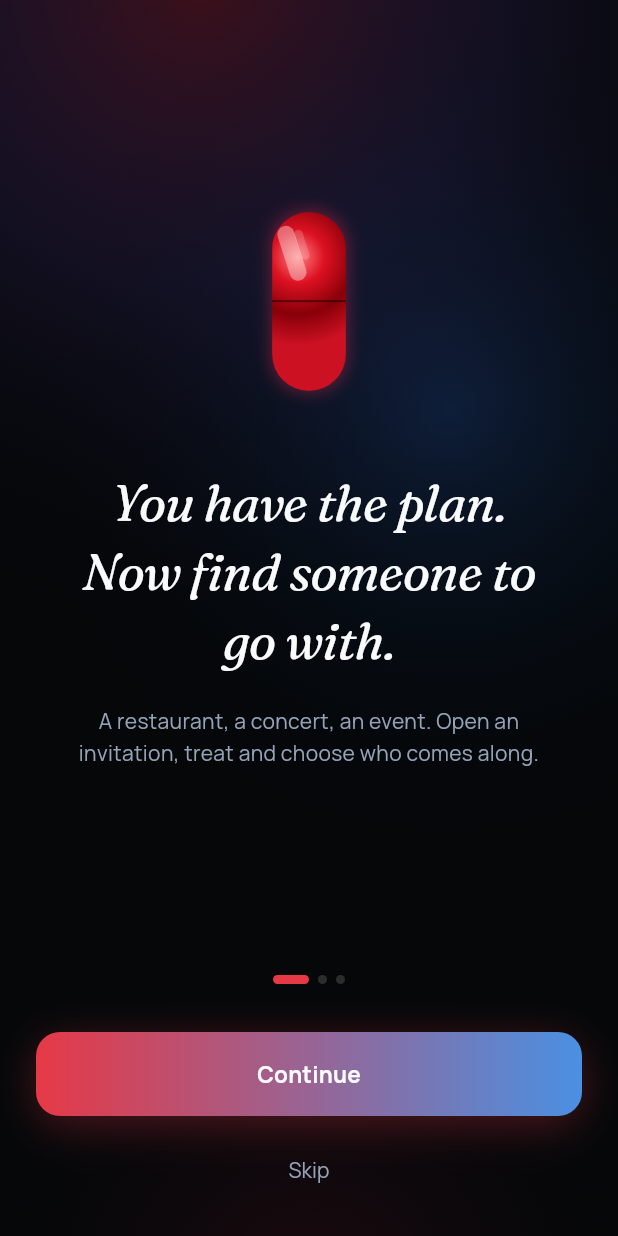
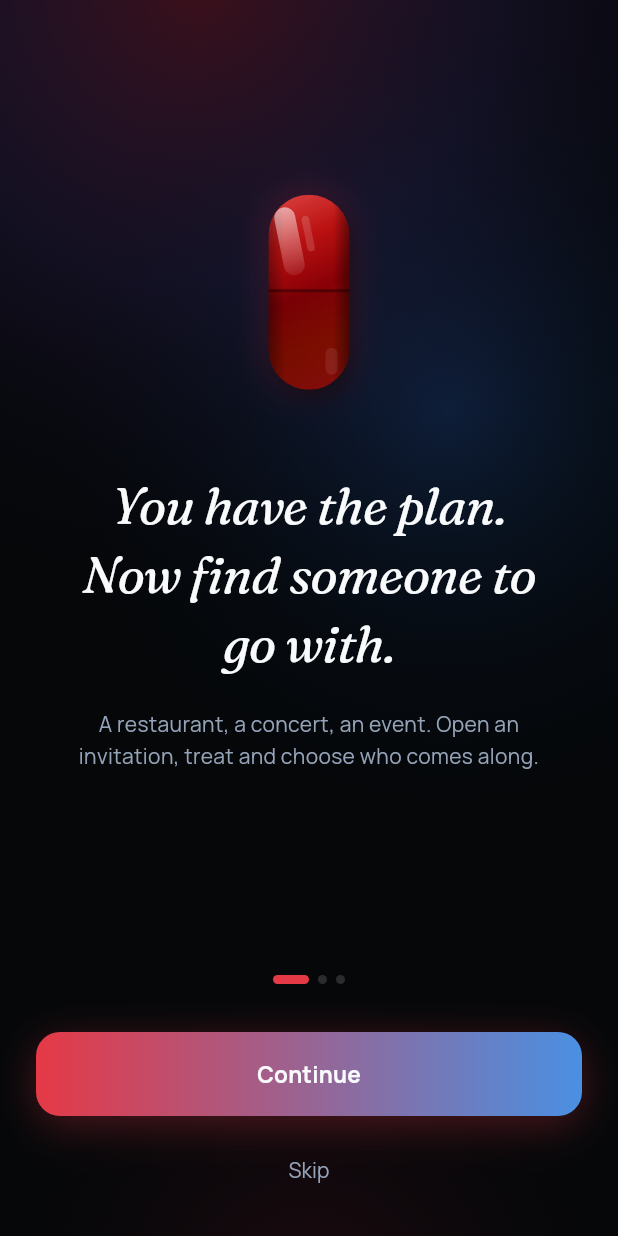
Before and after one commit to Masculinpapion/soulchoice, a Flutter app: the screen it shows after launch, on a phone screen of 412 x 824 dp. Run offline on Flutter 3.47's test engine with Material 3 defaults, Android fonts, the light colour scheme and no system bars; our stand-ins replace cached_network_image, flutter_riverpod, go_router, image_picker, package_info_plus, permission_handler and 4 more; missing offline and left inert: crop_your_image; accounts and stored records are empty.

Commit message:
fix(splash+onboarding): pill gerçekçi 3D görünüm, az glow

```diff
--- a/lib/features/auth/screens/splash_screen.dart
+++ b/lib/features/auth/screens/splash_screen.dart
@@ -85,9 +85,9 @@ class _SplashScreenState extends ConsumerState<SplashScreen>
                   Row(
                     mainAxisSize: MainAxisSize.min,
                     children: [
-                      _Pill(color: AppColors.primaryRed, delay: Duration.zero),
+                      _Pill(delay: Duration.zero),
                       const SizedBox(width: 16),
-                      _Pill(color: AppColors.primaryBlue, isBlue: true, delay: Duration(milliseconds: 150)),
+                      _Pill(isBlue: true, delay: Duration(milliseconds: 160)),
                     ],
                   ),
                   const SizedBox(height: 36),
@@ -120,32 +120,22 @@ class _SplashScreenState extends ConsumerState<SplashScreen>
 }
 
 class _Pill extends StatefulWidget {
-  final Color color;
   final bool isBlue;
   final Duration delay;
-  const _Pill({required this.color, this.isBlue = false, this.delay = Duration.zero});
+  const _Pill({this.isBlue = false, this.delay = Duration.zero});
   @override
   State<_Pill> createState() => _PillState();
 }
 
 class _PillState extends State<_Pill> with SingleTickerProviderStateMixin {
   late AnimationController _ctrl;
-  late Animation<double> _scale;
-  late Animation<double> _float;
-  late Animation<double> _glow;
 
   @override
   void initState() {
     super.initState();
-    _ctrl = AnimationController(vsync: this, duration: const Duration(seconds: 3));
-    _scale = Tween<double>(begin: 0.0, end: 1.0).animate(
-      CurvedAnimation(parent: _ctrl, curve: const Interval(0.0, 0.4, curve: Curves.elasticOut))
-    );
-    _float = Tween<double>(begin: 0.0, end: 1.0).animate(
-      CurvedAnimation(parent: _ctrl, curve: const Interval(0.4, 1.0, curve: Curves.easeInOut))
-    );
-    _glow = Tween<double>(begin: 0.0, end: 1.0).animate(
-      CurvedAnimation(parent: _ctrl, curve: const Interval(0.4, 1.0, curve: Curves.easeInOut))
+    _ctrl = AnimationController(
+      vsync: this,
+      duration: const Duration(milliseconds: 3200),
     );
     Future.delayed(widget.delay, () {
       if (mounted) _ctrl.repeat(reverse: true);
@@ -160,93 +150,157 @@ class _PillState extends State<_Pill> with SingleTickerProviderStateMixin {
 
   @override
   Widget build(BuildContext context) {
-    final isRed = !widget.isBlue;
-    final glowColor = isRed
-        ? const Color(0xFFFF2D55)
-        : const Color(0xFF2D7FFF);
-
     return AnimatedBuilder(
       animation: _ctrl,
-      builder: (context, child) {
-        final floatOffset = math.sin(_float.value * math.pi) * (isRed ? -12.0 : 12.0);
-        final glowRadius = 8.0 + _glow.value * 22.0;
+      builder: (context, _) {
+        final t = _ctrl.value;
+        final floatY = widget.isBlue
+            ? math.sin(t * math.pi) * 8.0
+            : -math.sin(t * math.pi) * 8.0;
+        final glowOpacity = 0.18 + t * 0.14;
+        final glowColor = widget.isBlue
+            ? const Color(0xFF2D7FFF)
+            : const Color(0xFFFF2D55);
+
         return Transform.translate(
-          offset: Offset(0, floatOffset),
-          child: Transform.scale(
-            scale: _scale.value.clamp(0.0, 1.0),
+          offset: Offset(0, floatY),
           child: Container(
+            width: 54,
+            height: 130,
             decoration: BoxDecoration(
-                borderRadius: BorderRadius.circular(26),
+              borderRadius: BorderRadius.circular(27),
               boxShadow: [
                 BoxShadow(
-                    color: glowColor.withOpacity(0.3 + _glow.value * 0.6),
-                    blurRadius: glowRadius,
-                    spreadRadius: 2,
+                  color: glowColor.withOpacity(glowOpacity),
+                  blurRadius: 18,
+                  spreadRadius: 1,
+                ),
+                BoxShadow(
+                  color: Colors.black.withOpacity(0.5),
+                  blurRadius: 12,
+                  offset: const Offset(3, 6),
                 ),
               ],
             ),
             child: ClipRRect(
-                borderRadius: BorderRadius.circular(26),
-                child: SizedBox(
-                  width: 52,
-                  height: 126,
+              borderRadius: BorderRadius.circular(27),
               child: Stack(
                 children: [
-                      // Ana gövde
+                  // Ana gövde — derin 3D gradient
                   Container(
                     decoration: BoxDecoration(
-                          gradient: RadialGradient(
-                            center: const Alignment(-0.3, -0.5),
-                            radius: 1.2,
-                            colors: isRed
-                                ? const [Color(0xFFFF8080), Color(0xFFDD1122), Color(0xFF880008), Color(0xFFCC1122)]
-                                : const [Color(0xFF8AB4FF), Color(0xFF1A44EE), Color(0xFF000FAA), Color(0xFF1A44EE)],
-                            stops: const [0.0, 0.3, 0.65, 1.0],
+                      gradient: LinearGradient(
+                        begin: Alignment.topLeft,
+                        end: Alignment.bottomRight,
+                        colors: widget.isBlue
+                            ? const [
+                                Color(0xFF5588DD),
+                                Color(0xFF1133BB),
+                                Color(0xFF001088),
+                                Color(0xFF0A2299),
+                                Color(0xFF1133BB),
+                              ]
+                            : const [
+                                Color(0xFFDD4444),
+                                Color(0xFFBB1111),
+                                Color(0xFF880006),
+                                Color(0xFF991100),
+                                Color(0xFFBB1111),
+                              ],
+                        stops: const [0.0, 0.25, 0.5, 0.75, 1.0],
                       ),
                     ),
                   ),
-                      // Ana parlama
+                  // Kenar karartma (derinlik)
+                  Container(
+                    decoration: BoxDecoration(
+                      gradient: LinearGradient(
+                        begin: Alignment.centerLeft,
+                        end: Alignment.centerRight,
+                        colors: [
+                          Colors.black.withOpacity(0.35),
+                          Colors.transparent,
+                          Colors.transparent,
+                          Colors.black.withOpacity(0.45),
+                        ],
+                        stops: const [0.0, 0.2, 0.8, 1.0],
+                      ),
+                    ),
+                  ),
+                  // Üst parlama (ana yansıma)
                   Positioned(
-                        top: 9, left: 8,
+                    top: 8, left: 7,
                     child: Transform.rotate(
-                          angle: -0.31,
+                      angle: -0.2,
                       child: Container(
-                            width: 12, height: 40,
+                        width: 14,
+                        height: 46,
                         decoration: BoxDecoration(
-                              color: Colors.white.withOpacity(0.38),
-                              borderRadius: BorderRadius.circular(6),
+                          borderRadius: BorderRadius.circular(7),
+                          gradient: LinearGradient(
+                            begin: Alignment.topCenter,
+                            end: Alignment.bottomCenter,
+                            colors: [
+                              Colors.white.withOpacity(0.55),
+                              Colors.white.withOpacity(0.08),
+                            ],
                           ),
                         ),
                       ),
                     ),
-                      // İkinci parlama
+                  ),
+                  // İkincil ince parlama
                   Positioned(
-                        top: 12, left: 18,
+                    top: 14, left: 24,
                     child: Transform.rotate(
-                          angle: -0.31,
+                      angle: -0.2,
                       child: Container(
-                            width: 6, height: 22,
+                        width: 5,
+                        height: 24,
                         decoration: BoxDecoration(
-                              color: Colors.white.withOpacity(0.18),
                           borderRadius: BorderRadius.circular(3),
+                          color: Colors.white.withOpacity(0.15),
                         ),
                       ),
                     ),
                   ),
-                      // Orta çizgi
+                  // Orta bant (kapsül birleşim çizgisi)
                   Positioned(
-                        top: 62, left: 0, right: 0,
-                        child: Container(height: 1.5, color: Colors.black.withOpacity(0.45)),
+                    top: 63, left: 0, right: 0,
+                    child: Container(
+                      height: 2,
+                      color: Colors.black.withOpacity(0.4),
                     ),
-                      // Mavi için cam efekti
-                      if (!isRed)
+                  ),
+                  // Alt yarı biraz daha koyu
                   Positioned(
-                          top: 63, left: 0, right: 0, bottom: 0,
-                          child: Container(color: const Color(0xFF6496FF).withOpacity(0.1)),
-                        ),
+                    top: 65, left: 0, right: 0, bottom: 0,
+                    child: Container(
+                      decoration: BoxDecoration(
+                        gradient: LinearGradient(
+                          begin: Alignment.topCenter,
+                          end: Alignment.bottomCenter,
+                          colors: [
+                            Colors.black.withOpacity(0.1),
+                            Colors.black.withOpacity(0.28),
                           ],
                         ),
                       ),
+                    ),
+                  ),
+                  // Alt küçük parlama
+                  Positioned(
+                    bottom: 10, right: 8,
+                    child: Container(
+                      width: 8,
+                      height: 18,
+                      decoration: BoxDecoration(
+                        borderRadius: BorderRadius.circular(4),
+                        color: Colors.white.withOpacity(0.08),
+                      ),
+                    ),
+                  ),
+                ],
               ),
             ),
           ),
--- a/lib/features/onboarding/screens/onboarding_screen.dart
+++ b/lib/features/onboarding/screens/onboarding_screen.dart
@@ -151,7 +151,7 @@ class _OnboardingPage extends StatelessWidget {
         mainAxisAlignment: MainAxisAlignment.center,
         crossAxisAlignment: CrossAxisAlignment.center,
         children: [
-          _Pill(color: data.pillColor, isBlue: data.pillColor == AppColors.blue, delay: Duration.zero),
+          _Pill(isBlue: data.pillColor == AppColors.blue, delay: Duration.zero),
           const SizedBox(height: 48),
           Padding(
             padding: const EdgeInsets.symmetric(horizontal: 24),
@@ -189,35 +189,25 @@ class _OnboardingPage extends StatelessWidget {
   }
 }
 
-// ─── Aurora animasyonlu hap ───────────────────────────────────────────────────
+// ─── Gerçekçi 3D hap ─────────────────────────────────────────────────────────
 
 class _Pill extends StatefulWidget {
-  final Color color;
   final bool isBlue;
   final Duration delay;
-  const _Pill({required this.color, this.isBlue = false, this.delay = Duration.zero});
+  const _Pill({this.isBlue = false, this.delay = Duration.zero});
   @override
   State<_Pill> createState() => _PillState();
 }
 
 class _PillState extends State<_Pill> with SingleTickerProviderStateMixin {
   late AnimationController _ctrl;
-  late Animation<double> _scale;
-  late Animation<double> _float;
-  late Animation<double> _glow;
 
   @override
   void initState() {
     super.initState();
-    _ctrl = AnimationController(vsync: this, duration: const Duration(seconds: 3));
-    _scale = Tween<double>(begin: 0.0, end: 1.0).animate(
-      CurvedAnimation(parent: _ctrl, curve: const Interval(0.0, 0.4, curve: Curves.elasticOut))
-    );
-    _float = Tween<double>(begin: 0.0, end: 1.0).animate(
-      CurvedAnimation(parent: _ctrl, curve: const Interval(0.4, 1.0, curve: Curves.easeInOut))
-    );
-    _glow = Tween<double>(begin: 0.0, end: 1.0).animate(
-      CurvedAnimation(parent: _ctrl, curve: const Interval(0.4, 1.0, curve: Curves.easeInOut))
+    _ctrl = AnimationController(
+      vsync: this,
+      duration: const Duration(milliseconds: 3200),
     );
     Future.delayed(widget.delay, () {
       if (mounted) _ctrl.repeat(reverse: true);
@@ -232,93 +222,157 @@ class _PillState extends State<_Pill> with SingleTickerProviderStateMixin {
 
   @override
   Widget build(BuildContext context) {
-    final isRed = !widget.isBlue;
-    final glowColor = isRed
-        ? const Color(0xFFFF2D55)
-        : const Color(0xFF2D7FFF);
-
     return AnimatedBuilder(
       animation: _ctrl,
-      builder: (context, child) {
-        final floatOffset = math.sin(_float.value * math.pi) * (isRed ? -12.0 : 12.0);
-        final glowRadius = 8.0 + _glow.value * 22.0;
+      builder: (context, _) {
+        final t = _ctrl.value;
+        final floatY = widget.isBlue
+            ? math.sin(t * math.pi) * 8.0
+            : -math.sin(t * math.pi) * 8.0;
+        final glowOpacity = 0.18 + t * 0.14;
+        final glowColor = widget.isBlue
+            ? const Color(0xFF2D7FFF)
+            : const Color(0xFFFF2D55);
+
         return Transform.translate(
-          offset: Offset(0, floatOffset),
-          child: Transform.scale(
-            scale: _scale.value.clamp(0.0, 1.0),
+          offset: Offset(0, floatY),
           child: Container(
+            width: 54,
+            height: 130,
             decoration: BoxDecoration(
-                borderRadius: BorderRadius.circular(26),
+              borderRadius: BorderRadius.circular(27),
               boxShadow: [
                 BoxShadow(
-                    color: glowColor.withOpacity(0.3 + _glow.value * 0.6),
-                    blurRadius: glowRadius,
-                    spreadRadius: 2,
+                  color: glowColor.withOpacity(glowOpacity),
+                  blurRadius: 18,
+                  spreadRadius: 1,
+                ),
+                BoxShadow(
+                  color: Colors.black.withOpacity(0.5),
+                  blurRadius: 12,
+                  offset: const Offset(3, 6),
                 ),
               ],
             ),
             child: ClipRRect(
-                borderRadius: BorderRadius.circular(26),
-                child: SizedBox(
-                  width: 52,
-                  height: 126,
+              borderRadius: BorderRadius.circular(27),
               child: Stack(
                 children: [
-                      // Ana gövde
+                  // Ana gövde — derin 3D gradient
                   Container(
                     decoration: BoxDecoration(
-                          gradient: RadialGradient(
-                            center: const Alignment(-0.3, -0.5),
-                            radius: 1.2,
-                            colors: isRed
-                                ? const [Color(0xFFFF8080), Color(0xFFDD1122), Color(0xFF880008), Color(0xFFCC1122)]
-                                : const [Color(0xFF8AB4FF), Color(0xFF1A44EE), Color(0xFF000FAA), Color(0xFF1A44EE)],
-                            stops: const [0.0, 0.3, 0.65, 1.0],
+                      gradient: LinearGradient(
+                        begin: Alignment.topLeft,
+                        end: Alignment.bottomRight,
+                        colors: widget.isBlue
+                            ? const [
+                                Color(0xFF5588DD),
+                                Color(0xFF1133BB),
+                                Color(0xFF001088),
+                                Color(0xFF0A2299),
+                                Color(0xFF1133BB),
+                              ]
+                            : const [
+                                Color(0xFFDD4444),
+                                Color(0xFFBB1111),
+                                Color(0xFF880006),
+                                Color(0xFF991100),
+                                Color(0xFFBB1111),
+                              ],
+                        stops: const [0.0, 0.25, 0.5, 0.75, 1.0],
                       ),
                     ),
                   ),
-                      // Ana parlama
+                  // Kenar karartma (derinlik)
+                  Container(
+                    decoration: BoxDecoration(
+                      gradient: LinearGradient(
+                        begin: Alignment.centerLeft,
+                        end: Alignment.centerRight,
+                        colors: [
+                          Colors.black.withOpacity(0.35),
+                          Colors.transparent,
+                          Colors.transparent,
+                          Colors.black.withOpacity(0.45),
+                        ],
+                        stops: const [0.0, 0.2, 0.8, 1.0],
+                      ),
+                    ),
+                  ),
+                  // Üst parlama (ana yansıma)
                   Positioned(
-                        top: 9, left: 8,
+                    top: 8, left: 7,
                     child: Transform.rotate(
-                          angle: -0.31,
+                      angle: -0.2,
                       child: Container(
-                            width: 12, height: 40,
+                        width: 14,
+                        height: 46,
                         decoration: BoxDecoration(
-                              color: Colors.white.withOpacity(0.38),
-                              borderRadius: BorderRadius.circular(6),
+                          borderRadius: BorderRadius.circular(7),
+                          gradient: LinearGradient(
+                            begin: Alignment.topCenter,
+                            end: Alignment.bottomCenter,
+                            colors: [
+                              Colors.white.withOpacity(0.55),
+                              Colors.white.withOpacity(0.08),
+                            ],
                           ),
                         ),
                       ),
                     ),
-                      // İkinci parlama
+                  ),
+                  // İkincil ince parlama
                   Positioned(
-                        top: 12, left: 18,
+                    top: 14, left: 24,
                     child: Transform.rotate(
-                          angle: -0.31,
+                      angle: -0.2,
                       child: Container(
-                            width: 6, height: 22,
+                        width: 5,
+                        height: 24,
                         decoration: BoxDecoration(
-                              color: Colors.white.withOpacity(0.18),
                           borderRadius: BorderRadius.circular(3),
+                          color: Colors.white.withOpacity(0.15),
                         ),
                       ),
                     ),
                   ),
-                      // Orta çizgi
+                  // Orta bant (kapsül birleşim çizgisi)
                   Positioned(
-                        top: 62, left: 0, right: 0,
-                        child: Container(height: 1.5, color: Colors.black.withOpacity(0.45)),
+                    top: 63, left: 0, right: 0,
+                    child: Container(
+                      height: 2,
+                      color: Colors.black.withOpacity(0.4),
                     ),
-                      // Mavi için cam efekti
-                      if (!isRed)
+                  ),
+                  // Alt yarı biraz daha koyu
                   Positioned(
-                          top: 63, left: 0, right: 0, bottom: 0,
-                          child: Container(color: const Color(0xFF6496FF).withOpacity(0.1)),
-                        ),
+                    top: 65, left: 0, right: 0, bottom: 0,
+                    child: Container(
+                      decoration: BoxDecoration(
+                        gradient: LinearGradient(
+                          begin: Alignment.topCenter,
+                          end: Alignment.bottomCenter,
+                          colors: [
+                            Colors.black.withOpacity(0.1),
+                            Colors.black.withOpacity(0.28),
                           ],
                         ),
                       ),
+                    ),
+                  ),
+                  // Alt küçük parlama
+                  Positioned(
+                    bottom: 10, right: 8,
+                    child: Container(
+                      width: 8,
+                      height: 18,
+                      decoration: BoxDecoration(
+                        borderRadius: BorderRadius.circular(4),
+                        color: Colors.white.withOpacity(0.08),
+                      ),
+                    ),
+                  ),
+                ],
               ),
             ),
           ),
```
Lines whose indentation alone changed are shown as unchanged.
